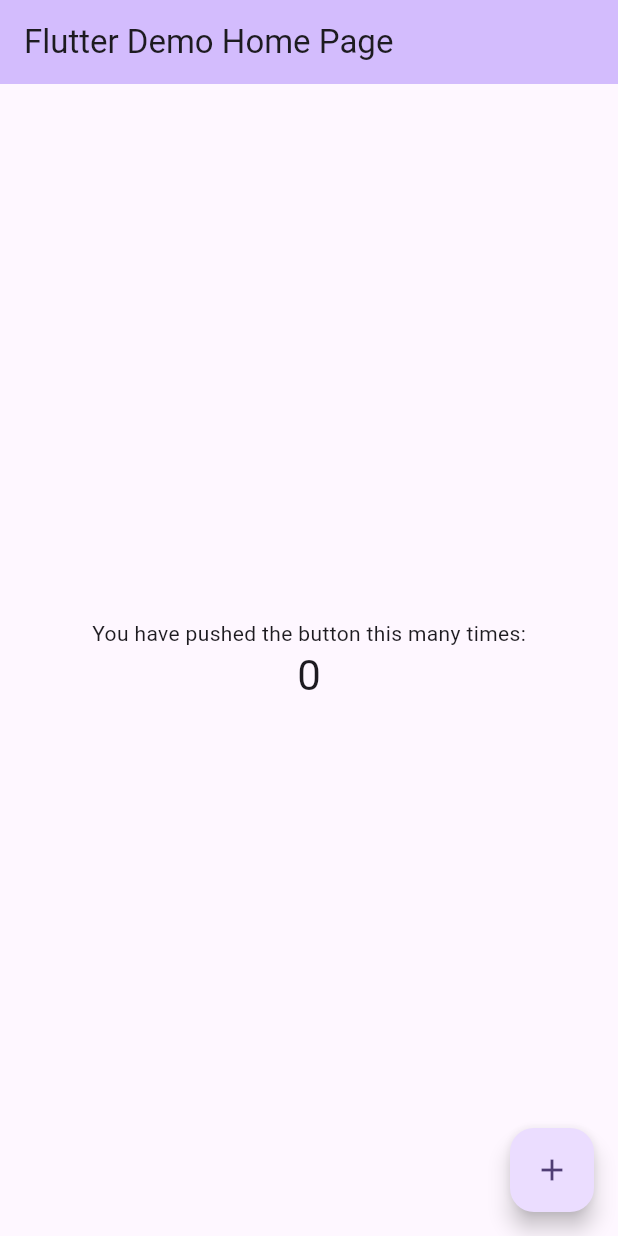
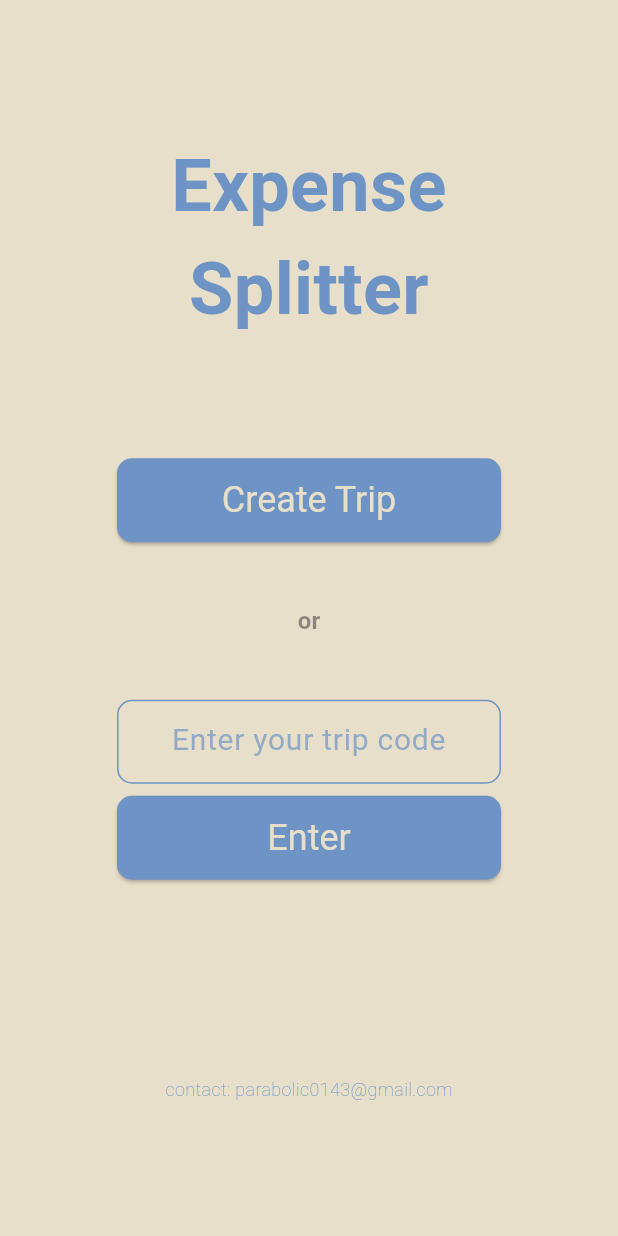
Before and after one commit to Pjizen0143/trips_splitter, a Flutter app: the screen it shows after launch, on a phone screen of 412 x 824 dp. Run offline on Flutter 3.47's test engine with Material 3 defaults, Android fonts, the phone set to English and light mode, and no system bars.

Commit message:
💄 Add home page UI

```diff
--- a/frontend/lib/main.dart
+++ b/frontend/lib/main.dart
@@ -1,4 +1,5 @@
 import 'package:flutter/material.dart';
+import 'package:frontend/scr/home_page.dart';
 
 void main() {
   runApp(const MyApp());
@@ -7,116 +8,8 @@ void main() {
 class MyApp extends StatelessWidget {
   const MyApp({super.key});
 
-  // This widget is the root of your application.
   @override
   Widget build(BuildContext context) {
-    return MaterialApp(
-      title: 'Flutter Demo',
-      theme: ThemeData(
-        // This is the theme of your application.
-        //
-        // TRY THIS: Try running your application with "flutter run". You'll see
-        // the application has a purple toolbar. Then, without quitting the app,
-        // try changing the seedColor in the colorScheme below to Colors.green
-        // and then invoke "hot reload" (save your changes or press the "hot
-        // reload" button in a Flutter-supported IDE, or press "r" if you used
-        // the command line to start the app).
-        //
-        // Notice that the counter didn't reset back to zero; the application
-        // state is not lost during the reload. To reset the state, use hot
-        // restart instead.
-        //
-        // This works for code too, not just values: Most code changes can be
-        // tested with just a hot reload.
-        colorScheme: ColorScheme.fromSeed(seedColor: Colors.deepPurple),
-      ),
-      home: const MyHomePage(title: 'Flutter Demo Home Page'),
-    );
+    return MaterialApp(home: HomePage());
   }
 }
-
-class MyHomePage extends StatefulWidget {
-  const MyHomePage({super.key, required this.title});
-
-  // This widget is the home page of your application. It is stateful, meaning
-  // that it has a State object (defined below) that contains fields that affect
-  // how it looks.
-
-  // This class is the configuration for the state. It holds the values (in this
-  // case the title) provided by the parent (in this case the App widget) and
-  // used by the build method of the State. Fields in a Widget subclass are
-  // always marked "final".
-
-  final String title;
-
-  @override
-  State<MyHomePage> createState() => _MyHomePageState();
-}
-
-class _MyHomePageState extends State<MyHomePage> {
-  int _counter = 0;
-
-  void _incrementCounter() {
-    setState(() {
-      // This call to setState tells the Flutter framework that something has
-      // changed in this State, which causes it to rerun the build method below
-      // so that the display can reflect the updated values. If we changed
-      // _counter without calling setState(), then the build method would not be
-      // called again, and so nothing would appear to happen.
-      _counter++;
-    });
-  }
-
-  @override
-  Widget build(BuildContext context) {
-    // This method is rerun every time setState is called, for instance as done
-    // by the _incrementCounter method above.
-    //
-    // The Flutter framework has been optimized to make rerunning build methods
-    // fast, so that you can just rebuild anything that needs updating rather
-    // than having to individually change instances of widgets.
-    return Scaffold(
-      appBar: AppBar(
-        // TRY THIS: Try changing the color here to a specific color (to
-        // Colors.amber, perhaps?) and trigger a hot reload to see the AppBar
-        // change color while the other colors stay the same.
-        backgroundColor: Theme.of(context).colorScheme.inversePrimary,
-        // Here we take the value from the MyHomePage object that was created by
-        // the App.build method, and use it to set our appbar title.
-        title: Text(widget.title),
-      ),
-      body: Center(
-        // Center is a layout widget. It takes a single child and positions it
-        // in the middle of the parent.
-        child: Column(
-          // Column is also a layout widget. It takes a list of children and
-          // arranges them vertically. By default, it sizes itself to fit its
-          // children horizontally, and tries to be as tall as its parent.
-          //
-          // Column has various properties to control how it sizes itself and
-          // how it positions its children. Here we use mainAxisAlignment to
-          // center the children vertically; the main axis here is the vertical
-          // axis because Columns are vertical (the cross axis would be
-          // horizontal).
-          //
-          // TRY THIS: Invoke "debug painting" (choose the "Toggle Debug Paint"
-          // action in the IDE, or press "p" in the console), to see the
-          // wireframe for each widget.
-          mainAxisAlignment: MainAxisAlignment.center,
-          children: <Widget>[
-            const Text('You have pushed the button this many times:'),
-            Text(
-              '$_counter',
-              style: Theme.of(context).textTheme.headlineMedium,
-            ),
-          ],
-        ),
-      ),
-      floatingActionButton: FloatingActionButton(
-        onPressed: _incrementCounter,
-        tooltip: 'Increment',
-        child: const Icon(Icons.add),
-      ), // This trailing comma makes auto-formatting nicer for build methods.
-    );
-  }
-}
--- a/frontend/lib/scr/home_page.dart
+++ b/frontend/lib/scr/home_page.dart
@@ -0,0 +1,89 @@
+import 'package:flutter/material.dart';
+import 'package:frontend/app_style/app_color.dart';
+import 'package:frontend/app_style/app_text.dart';
+import 'package:frontend/app_style/widgets/app_style_button.dart';
+import 'package:frontend/app_style/widgets/app_style_text_from_field.dart';
+
+class HomePage extends StatelessWidget {
+  const HomePage({super.key});
+
+  void createTrip() => {};
+  void enterTrip() => {};
+
+  @override
+  Widget build(BuildContext context) {
+    final screenHeight = MediaQuery.of(context).size.height;
+
+    return Scaffold(
+      backgroundColor: AppColor.secondary,
+
+      body: SingleChildScrollView(
+        child: ConstrainedBox(
+          constraints: BoxConstraints(minHeight: screenHeight),
+          child: Center(
+            child: Column(
+              mainAxisAlignment: MainAxisAlignment.center,
+              children: [
+                SizedBox(height: 78),
+                Text(
+                  "Expense\nSplitter",
+                  textAlign: TextAlign.center,
+                  style: AppTextStyle.title,
+                ),
+                SizedBox(height: 78),
+                CreateTripButton(onPressed: createTrip),
+                SizedBox(height: 41),
+                Text(
+                  "or",
+                  style: AppTextStyle.body.copyWith(
+                    color: Color(0x00000000).withValues(alpha: 0.4),
+                  ),
+                ),
+                SizedBox(height: 41),
+                TripCodeTextField(),
+                SizedBox(height: 8),
+                EnterTripButton(onPressed: enterTrip),
+                SizedBox(height: 131),
+                Text(
+                  "contact: parabolic0143@gmail.com",
+                  style: AppTextStyle.subBody,
+                ),
+                SizedBox(height: 78),
+              ],
+            ),
+          ),
+        ),
+      ),
+    );
+  }
+}
+
+class CreateTripButton extends StatelessWidget {
+  final VoidCallback onPressed;
+
+  const CreateTripButton({super.key, required this.onPressed});
+
+  @override
+  Widget build(BuildContext context) {
+    return AppStyleButton(onPressed: onPressed, text: "Create Trip");
+  }
+}
+
+class TripCodeTextField extends StatelessWidget {
+  const TripCodeTextField({super.key});
+
+  @override
+  Widget build(BuildContext context) {
+    return AppStyleTextFormField(hintText: "Enter your trip code", maxLines: 1);
+  }
+}
+
+class EnterTripButton extends StatelessWidget {
+  final VoidCallback onPressed;
+  const EnterTripButton({super.key, required this.onPressed});
+
+  @override
+  Widget build(BuildContext context) {
+    return AppStyleButton(onPressed: onPressed, text: "Enter");
+  }
+}
```
